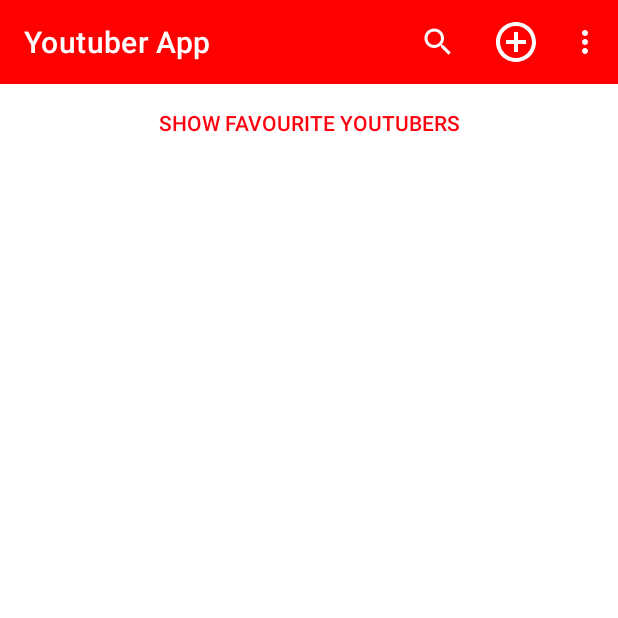
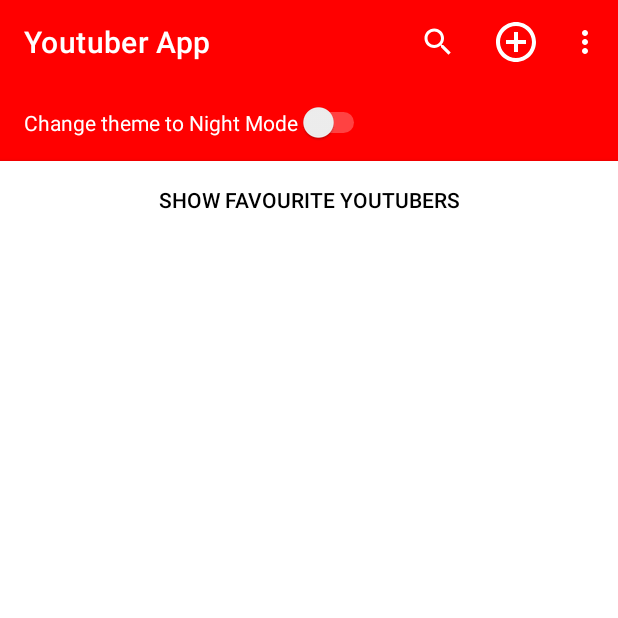
Before and after one commit to emmaroche/Youtuber-App-MAD1, an Android app: the screen it shows after launch once a user with an empty profile is signed in (YouTuberListActivity), on a phone screen of 412 x 824 dp, the top half of it. Run offline under Robolectric (Android 15) with nearby library versions, the phone set to English and light mode, and no system bars; our stand-ins replace Firebase (no records; nobody signed in at launch, a user with empty details on screens opened directly), Picasso, Timber; pictures from the network do not load; 1 statement that could not run was skipped.

Commit message:
Add Night Mode toggle switch

```diff
--- a/app/src/main/AndroidManifest.xml
+++ b/app/src/main/AndroidManifest.xml
@@ -52,7 +52,8 @@
         </activity>
         <activity
             android:name=".activities.YouTuberListActivity"
-            android:exported="true">
+            android:exported="true"
+            android:configChanges="uiMode">
 
             <!-- <intent-filter> -->
             <!-- <action android:name="android.intent.action.MAIN" /> -->
--- a/app/src/main/java/ie/setu/youtuberApp/activities/YouTuberListActivity.kt
+++ b/app/src/main/java/ie/setu/youtuberApp/activities/YouTuberListActivity.kt
@@ -8,10 +8,12 @@ import android.os.Bundle
 import android.view.Menu
 import android.view.MenuItem
 import android.view.View
+import android.widget.Switch
 import android.widget.Toast
 import android.widget.ToggleButton
 import androidx.activity.result.contract.ActivityResultContracts
 import androidx.appcompat.app.AppCompatActivity
+import androidx.appcompat.app.AppCompatDelegate
 import androidx.appcompat.widget.SearchView
 import androidx.recyclerview.widget.LinearLayoutManager
 import androidx.recyclerview.widget.RecyclerView
@@ -40,10 +42,36 @@ class YouTuberListActivity : AppCompatActivity(), YoutuberListener {
             ActivityResultContracts.StartActivityForResult()
         )    { }
 
+    @SuppressLint("WrongConstant")
     override fun onCreate(savedInstanceState: Bundle?) {
         super.onCreate(savedInstanceState)
         binding = ActivityYouTuberListBinding.inflate(layoutInflater)
         setContentView(binding.root)
+
+
+        // Code Resource to help add a change to Night Mode switch: https://www.youtube.com/watch?v=6toOIUQqy-Q&list=LL&index=1
+        val switch: Switch = findViewById(R.id.switchMode)
+
+        // Sets the initial state of the switch based on current theme
+        switch.isChecked = AppCompatDelegate.getDefaultNightMode() == AppCompatDelegate.MODE_NIGHT_YES
+
+// Store the current text of the switch
+        var switchText = if (switch.isChecked) "Change theme to Day Mode" else "Change theme to Night Mode"
+        switch.text = switchText
+
+        switch.setOnCheckedChangeListener { _, isChecked ->
+            if (isChecked) {
+                AppCompatDelegate.setDefaultNightMode(AppCompatDelegate.MODE_NIGHT_YES)
+                switchText = "Change theme to Day Mode"
+            } else {
+                AppCompatDelegate.setDefaultNightMode(AppCompatDelegate.MODE_NIGHT_NO)
+                switchText = "Change theme to Night Mode"
+            }
+            switch.text = switchText
+            // Apply the day/night mode using applyDayNight() method
+            delegate.applyDayNight()
+        }
+
         binding.toolbar.title = title
         setSupportActionBar(binding.toolbar)
 
@@ -80,6 +108,8 @@ class YouTuberListActivity : AppCompatActivity(), YoutuberListener {
             }
             youtuberRV.adapter = filterYoutubers
         }
+
+
 
     }
 
--- a/app/src/main/res/layout/activity_you_tuber_list.xml
+++ b/app/src/main/res/layout/activity_you_tuber_list.xml
@@ -23,6 +23,14 @@
             android:layout_height="wrap_content"
             app:titleTextColor="@color/colorPrimary" />
 
+
+        <Switch
+            android:id="@+id/switchMode"
+            android:layout_width="wrap_content"
+            android:layout_height="wrap_content"
+            android:text=" "
+            android:padding="16dp" />
+
         <ToggleButton
             android:id="@+id/toggleButton"
             android:layout_width="match_parent"
@@ -30,8 +38,10 @@
             android:textOn="@string/show_all_youtubers"
             android:textOff="@string/show_favourite_youtubers"
             android:padding="16dp"
-            android:background="#ffffff"
-            android:layout_gravity="center_horizontal"/>
+            android:background="@color/white"
+            android:layout_gravity="center_horizontal"
+            android:textColor="@android:color/black" />
+
 
 
     </com.google.android.material.appbar.AppBarLayout>
--- a/app/src/main/res/layout/activity_youtuber.xml
+++ b/app/src/main/res/layout/activity_youtuber.xml
@@ -177,7 +177,7 @@
                     android:paddingBottom="8dp"
                     android:stateListAnimator="@null"
                     android:text="@string/button_addYoutuber"
-                    android:textColor="@color/black"
+                    android:textColor="@color/white"
                     android:textSize="16sp" />
 
 
--- a/app/src/main/res/layout/card_youtuber.xml
+++ b/app/src/main/res/layout/card_youtuber.xml
@@ -13,8 +13,6 @@
     app:cardElevation="8dp"
     app:cardMaxElevation="5dp"
     android:layout_margin="10dp">
-
-
 
     <LinearLayout
         android:layout_width="match_parent"
--- a/app/src/main/res/values-night/themes.xml
+++ b/app/src/main/res/values-night/themes.xml
@@ -4,12 +4,12 @@
         <!-- Primary brand color. -->
         <item name="colorPrimary">#FF0000</item>
         <item name="colorPrimaryVariant">#282828</item>
-        <item name="colorOnPrimary">@color/white</item>
+        <item name="colorOnPrimary">@color/black</item>
         <!-- Secondary brand color. -->
         <item name="colorSecondary">#E62117</item>
         <item name="colorOnSecondary">@color/black</item>
         <!-- Status bar color. -->
-        <item name="android:statusBarColor">@color/white</item>
+        <item name="android:statusBarColor">@color/black</item>
         <!-- Customize your theme here. -->
         <item name="windowNoTitle">true</item>
     </style>
```
